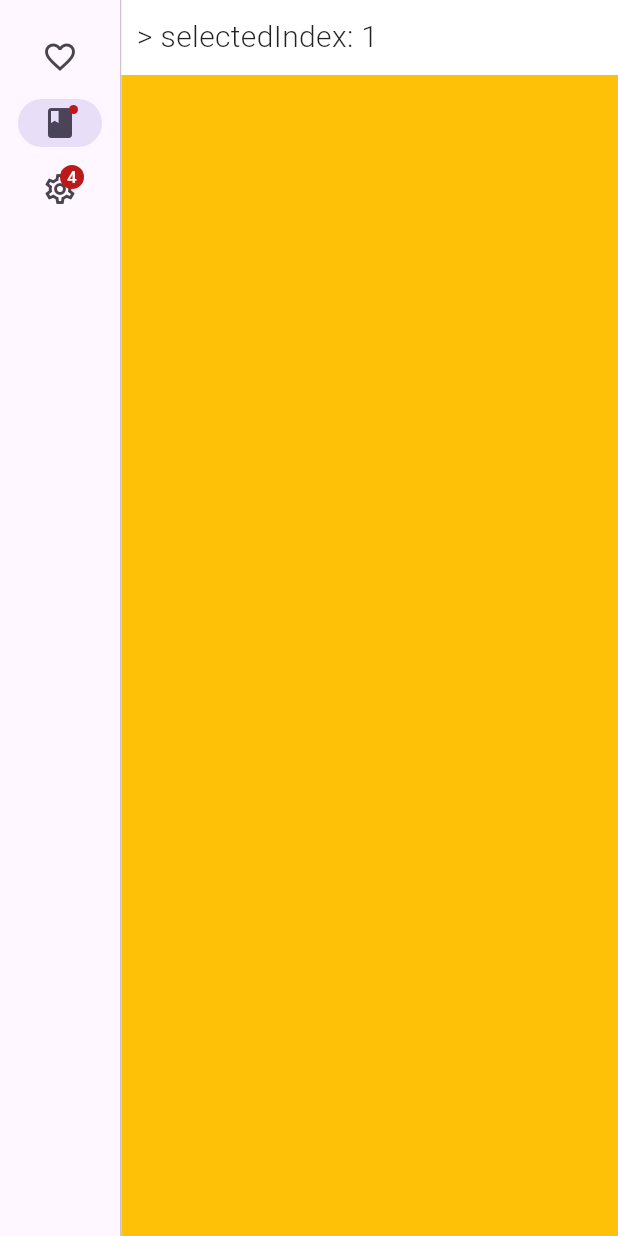
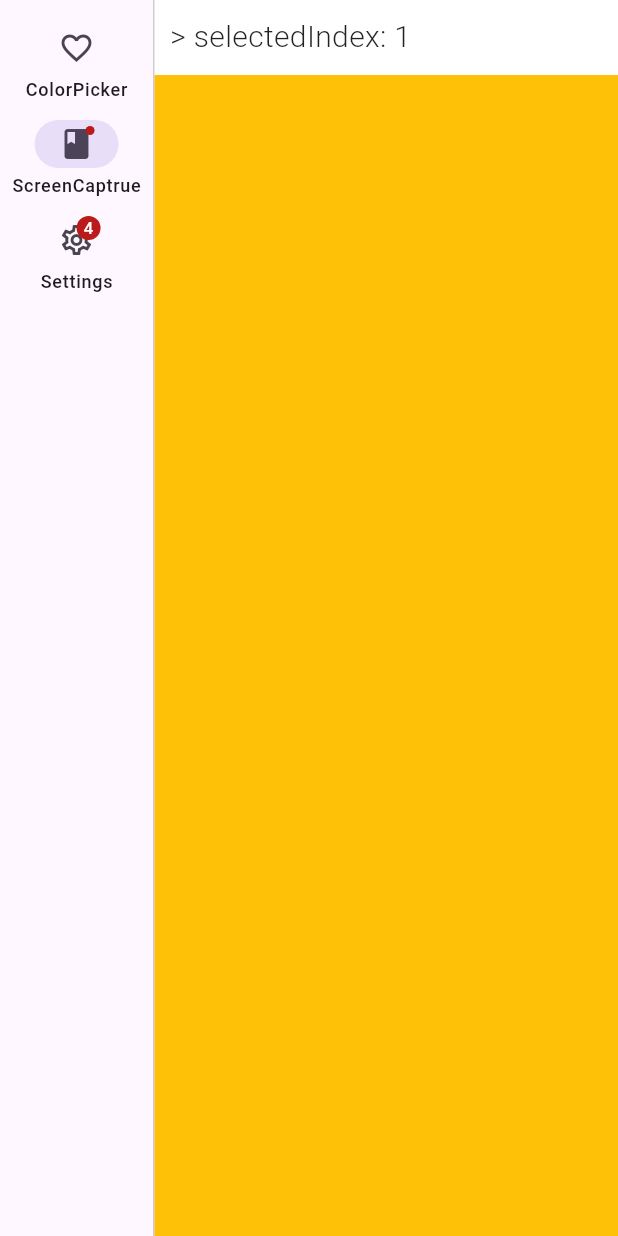
Before and after one commit to wayixia/imagecap, a Flutter app: the screen it shows after launch, after a tap on "ScreenCaptrue", on a phone screen of 412 x 824 dp. Run offline on Flutter 3.47's test engine with Material 3 defaults, Android fonts, the phone set to English and light mode, and no system bars; our stand-ins replace flutter_svg.

Commit message:
fix load svg bug

```diff
--- a/lib/mainframe.dart
+++ b/lib/mainframe.dart
@@ -1,4 +1,3 @@
-import 'dart:nativewrappers/_internal/vm/lib/ffi_native_type_patch.dart';
 
 import 'package:flutter/material.dart';
 import 'package:flutter_svg/svg.dart';
@@ -12,7 +11,7 @@ class MainFrame extends StatefulWidget {
 
 class _MainFrameState extends State<MainFrame> {
   int _selectedIndex = 0;
-  NavigationRailLabelType labelType = NavigationRailLabelType.none;
+  NavigationRailLabelType labelType = NavigationRailLabelType.all;
   bool showLeading = false;
   bool showTrailing = false;
   double groupAlignment = -1.0;
@@ -49,8 +48,8 @@ class _MainFrameState extends State<MainFrame> {
                       icon: const Icon(Icons.more_horiz_rounded),
                     )
                   : const SizedBox(),
-              destinations: const <NavigationRailDestination>[
-                NavigationRailDestination(
+              destinations: <NavigationRailDestination>[
+                const NavigationRailDestination(
                   icon: Icon(Icons.favorite_border),
                   selectedIcon: Icon(Icons.favorite),
                   label: Text('ColorPicker'),
@@ -58,16 +57,14 @@ class _MainFrameState extends State<MainFrame> {
                 NavigationRailDestination(
                   //icon: Badge(child: Icon(Icons.bookmark_border)),
                   icon: Badge(child:
-                    const SvgPicture({}).asset( 'assets/images/svg/capture.svg',
-                      width: 24,
-                      height: 24,
-                      colorFilter: ColorFilter.mode(Colors.grey, BlendMode.srcIn),
-                    ),
+                    //Icon(Icons.bookmark_border)
+                    //SvgPicture.asset('icons/heart.svg', package: 'my_icons')
+                    SvgPicture.asset( 'assets/images/svg/capture.svg', width:30, height:30)
                   ),
-                  selectedIcon: Badge(child: Icon(Icons.book)),
-                  label: Text('ScreenCaptrue'),
+                  selectedIcon: const Badge(child: Icon(Icons.book)),
+                  label: const Text('ScreenCaptrue'),
                 ),
-                NavigationRailDestination(
+                const NavigationRailDestination(
                   icon: Badge(label: Text('4'), child: Icon(Icons.settings_outlined)),
                   selectedIcon: Badge(label: Text('4'), child: Icon(Icons.settings)),
                   label: Text('Settings'),
```
Also changed, not shown: 1 other file.
